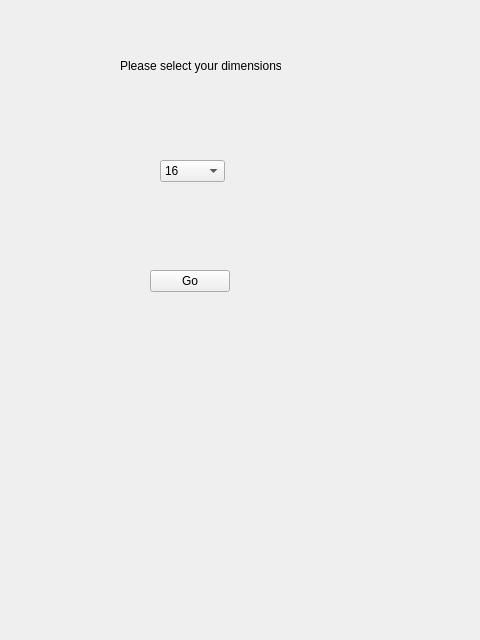
jimmyjtrinh/A8-Sprite-Editor, file A8_Sprite_Editor/prompt.ui: the form before one commit.
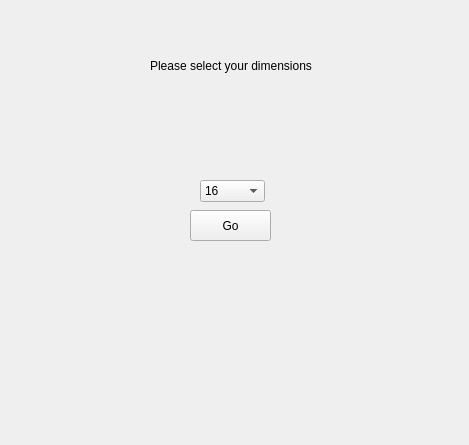
The form after the commit.

Diff of the .ui file:
```diff
--- a/A8_Sprite_Editor/prompt.ui
+++ b/A8_Sprite_Editor/prompt.ui
@@ -6,18 +6,30 @@
    <rect>
     <x>0</x>
     <y>0</y>
-    <width>480</width>
-    <height>640</height>
+    <width>469</width>
+    <height>445</height>
    </rect>
   </property>
+  <property name="minimumSize">
+   <size>
+    <width>469</width>
+    <height>445</height>
+   </size>
+  </property>
+  <property name="maximumSize">
+   <size>
+    <width>469</width>
+    <height>445</height>
+   </size>
+  </property>
   <property name="windowTitle">
    <string>Form</string>
   </property>
   <widget class="QComboBox" name="comboBox">
    <property name="geometry">
     <rect>
-     <x>160</x>
-     <y>160</y>
+     <x>200</x>
+     <y>180</y>
      <width>65</width>
      <height>22</height>
     </rect>
@@ -54,10 +66,10 @@
   <widget class="QPushButton" name="pushButton">
    <property name="geometry">
     <rect>
-     <x>150</x>
-     <y>270</y>
-     <width>80</width>
-     <height>22</height>
+     <x>190</x>
+     <y>210</y>
+     <width>81</width>
+     <height>31</height>
     </rect>
    </property>
    <property name="text">
@@ -67,9 +79,9 @@
   <widget class="QLabel" name="label">
    <property name="geometry">
     <rect>
-     <x>120</x>
+     <x>150</x>
      <y>50</y>
-     <width>161</width>
+     <width>231</width>
      <height>31</height>
     </rect>
    </property>
```
